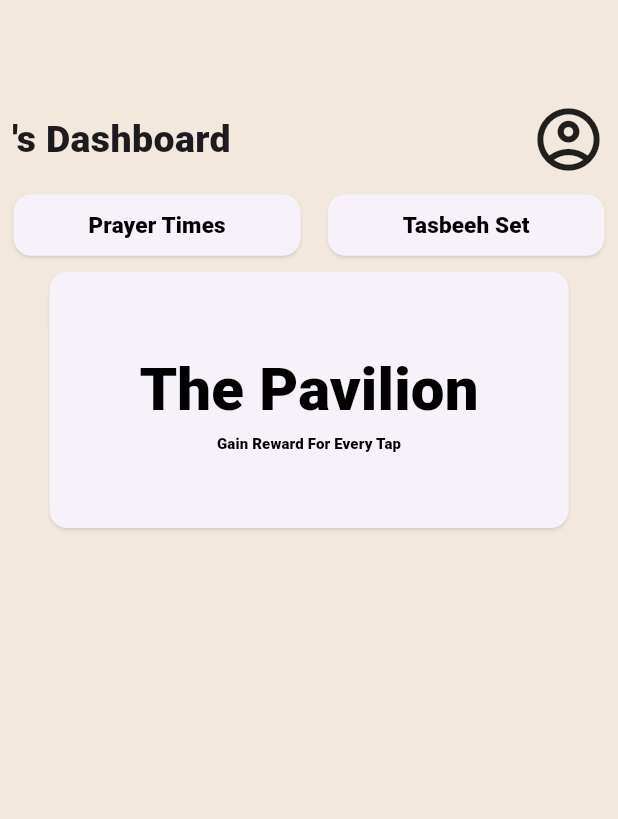
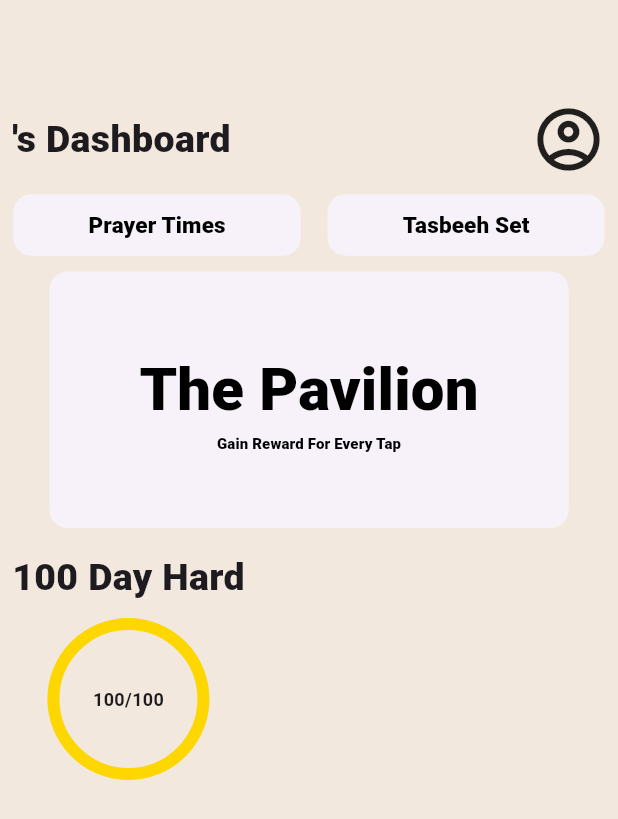
Before and after one commit to ZayanChaudhary044/dawam, a Flutter app: the HomePage screen opened directly with empty values, after a tap on "Prayer Times", on a phone screen of 412 x 824 dp. Shown: the top 819 px of the screen. Run offline on Flutter 3.47's test engine with Material 3 defaults, Android fonts, the light colour scheme and no system bars; our stand-ins replace google_fonts.

Commit message:
Dashboard Developed (1/3) - Progress Ring (1/2)

```diff
--- a/dawam/lib/components/circularProgressWidget.dart
+++ b/dawam/lib/components/circularProgressWidget.dart
@@ -1,7 +1,7 @@
 import 'package:flutter/material.dart';
 
 class CircularProgressWidget extends StatefulWidget {
-  final int progress; // Add this to accept progress value
+  final int progress; // should be between 0 and 66
 
   const CircularProgressWidget({super.key, required this.progress});
 
@@ -12,7 +12,9 @@ class CircularProgressWidget extends StatefulWidget {
 class _CircularProgressWidgetState extends State<CircularProgressWidget>
     with SingleTickerProviderStateMixin {
   late AnimationController _animate;
-  late Animation<double> _progress; // Use double animation
+  late Animation<double> _progress;
+
+  static const int maxDays = 66;
 
   @override
   void initState() {
@@ -20,13 +22,13 @@ class _CircularProgressWidgetState extends State<CircularProgressWidget>
 
     _animate = AnimationController(
       vsync: this,
-      duration: const Duration(seconds: 6),
+      duration: const Duration(seconds: 2),
     );
 
-    _progress = Tween<double>(begin: 0, end: widget.progress.toDouble())
+    _progress = Tween<double>(begin: 0, end: widget.progress / maxDays)
         .animate(_animate)
       ..addListener(() {
-        setState(() {}); // rebuild widget on every animation tick
+        setState(() {});
       });
 
     _animate.forward();
@@ -40,11 +42,32 @@ class _CircularProgressWidgetState extends State<CircularProgressWidget>
 
   @override
   Widget build(BuildContext context) {
-    // Example showing the animated progress as text
+    final currentDay = (_progress.value * maxDays).toInt();
+
     return Center(
-      child: Text(
-        "${_progress.value.toInt()}%", // convert double to int for display
-        style: TextStyle(fontSize: 30),
+      child: Stack(
+        alignment: Alignment.center,
+        children: [
+          SizedBox(
+            width: 100,
+            height: 100,
+            child: CircularProgressIndicator(
+              value: _progress.value,
+              strokeWidth: 8,
+              backgroundColor: Colors.grey[300],
+              valueColor: AlwaysStoppedAnimation<Color>(Color(0xFFFFD700)),
+            ),
+          ),
+          Column(
+            mainAxisAlignment: MainAxisAlignment.center,
+            children: [
+              Text(
+                "$currentDay/100",
+                style: const TextStyle(fontSize: 12, fontWeight: FontWeight.bold),
+              ),
+            ],
+          ),
+        ],
       ),
     );
   }
--- a/dawam/lib/pages/homepage.dart
+++ b/dawam/lib/pages/homepage.dart
@@ -1,5 +1,6 @@
 import 'package:flutter/material.dart';
 import 'package:google_fonts/google_fonts.dart';
+import 'package:dawam/components/circularProgressWidget.dart';
 
 class HomePage extends StatelessWidget {
   HomePage({super.key, required this.userName});
@@ -34,6 +35,7 @@ class HomePage extends StatelessWidget {
               ElevatedButton(
                 onPressed: () {},
                 style: ElevatedButton.styleFrom(
+                  elevation: 0,
                   padding: EdgeInsets.symmetric(horizontal: 50, vertical: 10),
                   shadowColor: Colors.white,
                   shape: RoundedRectangleBorder(
@@ -52,6 +54,7 @@ class HomePage extends StatelessWidget {
               ElevatedButton(
                 onPressed: () {},
                 style: ElevatedButton.styleFrom(
+                  elevation: 0,
                   padding: EdgeInsets.symmetric(horizontal: 50, vertical: 10),
                   shadowColor: Colors.white,
                   shape: RoundedRectangleBorder(
@@ -73,6 +76,7 @@ class HomePage extends StatelessWidget {
           ElevatedButton(
             onPressed: () {},
             style: ElevatedButton.styleFrom(
+              elevation: 0,
               padding: EdgeInsets.symmetric(horizontal: 60, vertical: 50),
               shadowColor: Colors.white,
               shape: RoundedRectangleBorder(
@@ -105,9 +109,27 @@ class HomePage extends StatelessWidget {
           SizedBox(height: 7),
           Row(
             children: [
+              Column(
+                children: [
+                  Padding(
+                    padding: const EdgeInsets.all(8.0),
+                    child: Text(
+                      "100 Day Hard",
+                      style: GoogleFonts.reemKufi(
+                        fontSize: 25,
+                        fontWeight: FontWeight.w900,
+                      ),
+                    ),
+                  ),
+                  Padding(
+                    padding: const EdgeInsets.only(top: 5),
+                    child: CircularProgressWidget(progress: 100),
+                  ),
+                ],
+              ),
 
             ],
-          )
+          ),
         ],
       ),
     );
--- a/dawam/lib/pages/welcome-appIntro.dart
+++ b/dawam/lib/pages/welcome-appIntro.dart
@@ -31,10 +31,10 @@ class WelcomeMessage extends StatelessWidget {
             ),
             SizedBox(height: 30),
             Text(
-              "We're so glad you're here. Dawam is your spiritual companion, helping you stay consistent with your daily prayers, habits, and personal growth in deen.",
+              "We built Dawam to help Muslims cultivate consistency and intentionality in their spiritual and personal growth. The name “Dawam” (دَوَام) reflects our vision — a lasting commitment to daily habits that nourish the soul. In Arabic, dawam means continuity, endurance, and constancy — values at the heart of our faith and this app. Whether it's prayer, reflection, or self-improvement, Dawam is here to support a path that endures.",
               textAlign: TextAlign.center,
               style: TextStyle(
-                fontSize: 16,
+                fontSize: 14,
                 color: Color(0xFF7E6E65),
               ),
             ),
@@ -43,7 +43,7 @@ class WelcomeMessage extends StatelessWidget {
               "Set goals, track progress, and build strong habits — all in one place.",
               textAlign: TextAlign.center,
               style: TextStyle(
-                fontSize: 16,
+                fontSize: 14,
                 color: Color(0xFF7E6E65),
               ),
             ),
```
